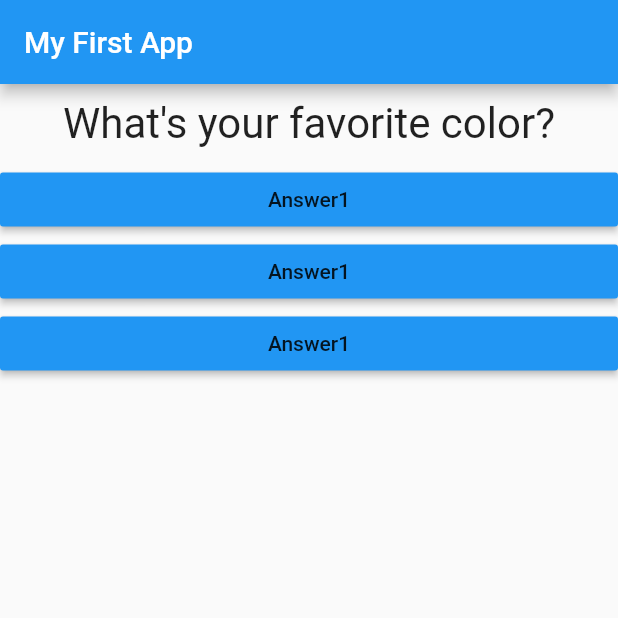
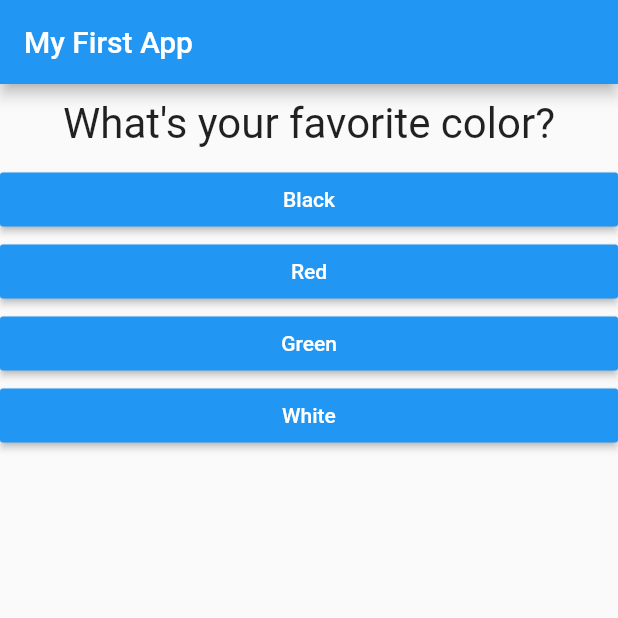
Before and after one commit to HassanKhan123/flutter-basics, a Flutter app: the screen it shows after launch, on a phone screen of 412 x 824 dp, the top half of it. Run offline on Flutter 3.47's test engine with Material 2 defaults, Android fonts, the phone set to English and light mode, and no system bars.

```diff
--- a/lib/answer.dart
+++ b/lib/answer.dart
@@ -2,14 +2,18 @@ import 'package:flutter/material.dart';
 
 class Answer extends StatelessWidget {
   final Function selectHandler;
-  Answer(this.selectHandler);
+  final String answerText;
+  Answer(this.selectHandler, this.answerText);
 
   @override
   Widget build(BuildContext context) {
     return Container(
       width: double.infinity,
       child: RaisedButton(
-          child: Text('Answer1'), color: Colors.blue, onPressed: selectHandler),
+          textColor: Colors.white,
+          child: Text(answerText),
+          color: Colors.blue,
+          onPressed: selectHandler),
     );
   }
 }
--- a/lib/main.dart
+++ b/lib/main.dart
@@ -24,8 +24,18 @@ class _MyAppState extends State<MyApp> {
   @override
   Widget build(BuildContext context) {
     var questions = [
-      'What\'s your favorite color? ',
-      'What\'s your favorite animal? '
+      {
+        'questionText': 'What\'s your favorite color? ',
+        'answers': ['Black', 'Red', 'Green', 'White']
+      },
+      {
+        'questionText': 'What\'s your favorite animal? ',
+        'answers': ['Elephant', 'Tiger', 'Lion', 'Snake']
+      },
+      {
+        'questionText': 'What\'s your favorite language? ',
+        'answers': ['Java', 'Javascript', 'Python', 'C#']
+      },
     ];
     return MaterialApp(
       home: Scaffold(
@@ -34,10 +44,11 @@ class _MyAppState extends State<MyApp> {
           ),
           body: Column(
             children: [
-              Question(questions[_questionIndex]),
-              Answer(_answerQuestion),
-              Answer(_answerQuestion),
-              Answer(_answerQuestion),
+              Question(questions[_questionIndex]['questionText']),
+              ...(questions[_questionIndex]['answers'] as List<String>)
+                  .map((answer) {
+                return Answer(_answerQuestion, answer);
+              }).toList()
             ],
           )),
     );
```
